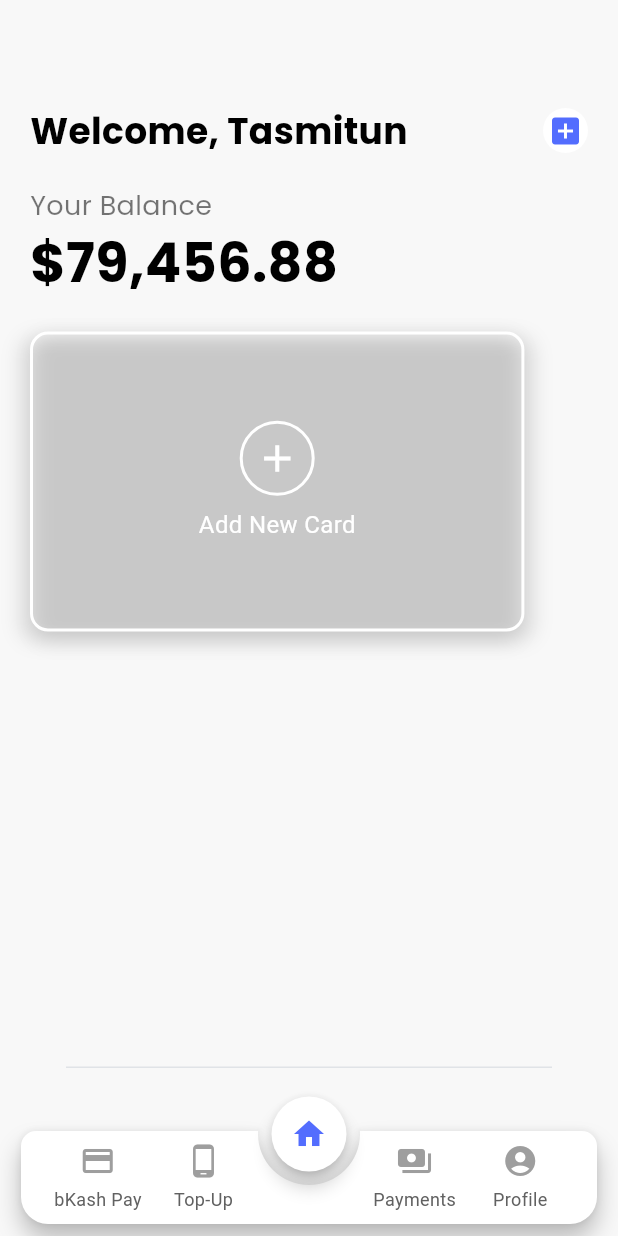
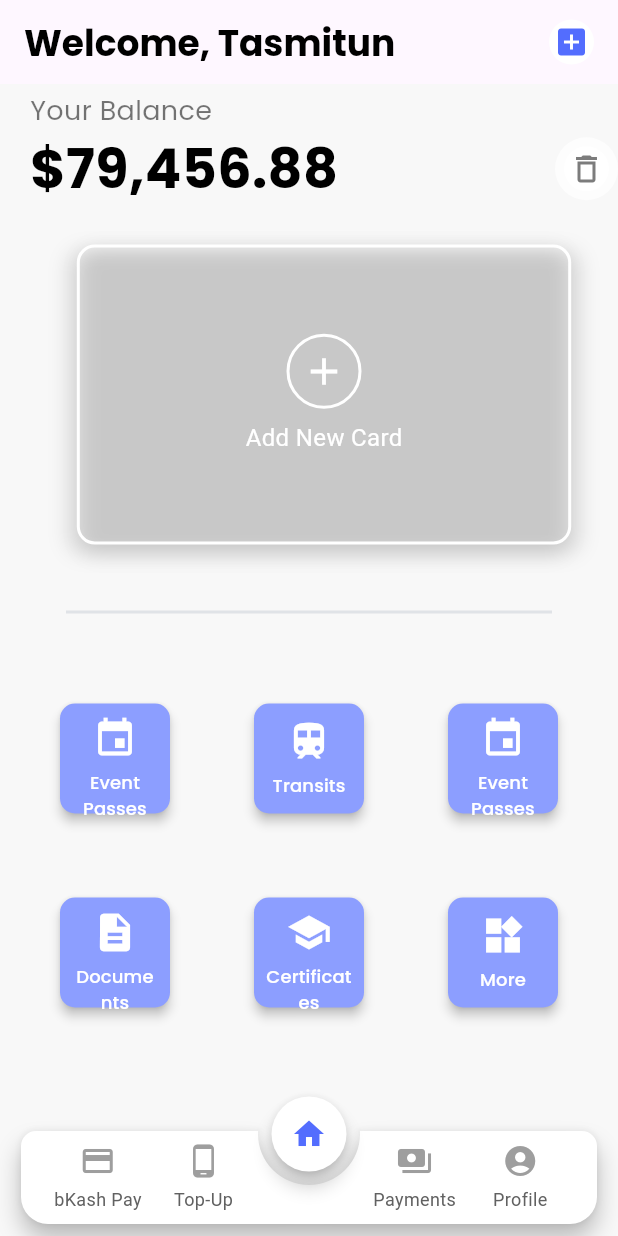
Before and after one commit to iam-ajmunna/MyPocket--A-Unified-Digital-Wallet, a Flutter app: the screen it shows after launch, on a phone screen of 412 x 824 dp. Run offline on Flutter 3.47's test engine with Material 3 defaults, Android fonts, the phone set to English and light mode, and no system bars; drawn by our look-alikes of animated_notch_bottom_bar, carousel_slider; our stand-ins replace camera, flutter_svg, google_fonts, google_sign_in, share_plus, shared_preferences; missing offline and left inert: flutter_facebook_auth, googleapis.

Commit message:
Almost Finished with the Dashboard

```diff
--- a/application files/lib/Home/WalletScreen.dart
+++ b/application files/lib/Home/WalletScreen.dart
@@ -18,7 +18,7 @@ const double pagePaddingVertical = 40.0;
 const double carouselItemMargin = 8.0;
 const double indicatorSize = 8.0;
 const double dividerHeight = 1.0;
-const double dividerThickness = 1.0;
+const double dividerThickness = 2.0;
 const double dividerIndent = 24.0;
 const double dividerEndIndent = 24.0;
 const Color dividerColor = Color(0xFFE0E3E7);
@@ -467,27 +467,9 @@ class _WalletScreenState extends State<WalletScreen> {
     final cardWidth = screenWidth * cardWidthFactor;
 
     return Scaffold(
-      extendBody: true,
-      body: PageView(
-        controller: _pageController,
-        children: <Widget>[
-          BkashPayScreen(),
-          MobileTopUpScreen(),
-          Padding(
-            padding: const EdgeInsets.symmetric(vertical: pagePaddingVertical),
-            child: Column(
-              crossAxisAlignment: CrossAxisAlignment.start,
-              children: [
-                Padding(
-                  padding: const EdgeInsets.symmetric(
-                      horizontal: pagePaddingHorizontal),
-                  child: Column(
-                    crossAxisAlignment: CrossAxisAlignment.start,
-                    children: [
-                      const SizedBox(height: 30),
-
+      appBar: AppBar(
         // Row for Welcome text and Add Button
-                      Row(
+        title: Row(
           mainAxisAlignment: MainAxisAlignment.spaceBetween,
           children: [
             Text("Welcome, " + userName,
@@ -509,15 +491,29 @@ class _WalletScreenState extends State<WalletScreen> {
             ),
           ],
         ),
-
+      ),
+      extendBody: true,
+      body: PageView(
+        controller: _pageController,
+        children: <Widget>[
+          BkashPayScreen(),
+          MobileTopUpScreen(),
+          Padding(
+            padding: const EdgeInsets.fromLTRB(0, 5, 0, 0),
+            child: Column(
+              crossAxisAlignment: CrossAxisAlignment.start,
+              children: [
+                Padding(
+                  padding: const EdgeInsets.fromLTRB(20, 0, 0, 0),
+                  child: Column(
+                    crossAxisAlignment: CrossAxisAlignment.start,
+                    children: [
 // Your Button is seperate Column
-                      const SizedBox(height: 20),
                       Text("Your Balance",
                           style: GoogleFonts.poppins(
                               fontSize: 18, color: Colors.black54)),
 
 // Row For Balance and Delete Button
-
                       Row(
                         mainAxisAlignment: MainAxisAlignment.spaceBetween,
                         children: [
@@ -527,11 +523,10 @@ class _WalletScreenState extends State<WalletScreen> {
                                   fontWeight: FontWeight.bold,
                                   color: Colors.black)),
 
-                          // Start of Delete Button
+                          // Start of Delete Button If there are Cards
                           if (cards.isNotEmpty)
                             Padding(
-                              padding: const EdgeInsets.symmetric(
-                                  horizontal: pagePaddingHorizontal),
+                              padding: const EdgeInsets.fromLTRB(0, 0, 8, 0),
                               child: Align(
                                 alignment: Alignment.centerRight,
                                 child: GestureDetector(
@@ -593,15 +588,34 @@ class _WalletScreenState extends State<WalletScreen> {
                                 ),
                               ),
                             ),
+                          //if there is no card
+                          if (cards.isEmpty)
+                            Container(
+                              padding: const EdgeInsets.all(6),
+                              decoration: BoxDecoration(
+                                shape: BoxShape.circle,
+                                color: Colors.white70,
+                              ),
+                              child: CircleAvatar(
+                                  backgroundColor: Colors.white,
+                                  radius: 15,
+                                  child: Icon(
+                                    Icons.delete_outline_outlined,
+                                    color: const Color.fromARGB(
+                                        255, 124, 124, 124),
+                                  )),
+                            ),
                         ],
                       ),
-                      const SizedBox(height: 20),
-                      _buildAddNewCardButton(),
-                      const SizedBox(height: 20),
+                      const SizedBox(height: 25),
+                      Center(child: _buildAddNewCardButton()),
+                      const SizedBox(height: 5),
                     ],
                   ),
                 ),
                 // Carousel Slider
+
+                if (cards.isNotEmpty)
                   SizedBox(
                     width: double.infinity,
                     height: cardHeight + 30,
@@ -638,7 +652,8 @@ class _WalletScreenState extends State<WalletScreen> {
                           scale: scale,
                           child: Stack(
                             children: [
-                            _buildCarouselItem(context, card, index, cardWidth),
+                              _buildCarouselItem(
+                                  context, card, index, cardWidth),
                             ],
                           ),
                         );
@@ -660,7 +675,7 @@ class _WalletScreenState extends State<WalletScreen> {
                         borderRadius: BorderRadius.circular(5),
                         color: _carouselCurrentIndex == index
                             ? Colors.blue
-                            : Colors.grey,
+                            : const Color.fromARGB(163, 155, 154, 154),
                       ),
                     );
                   }).toList(),
@@ -678,7 +693,12 @@ class _WalletScreenState extends State<WalletScreen> {
                   ),
                 ),
                 const SizedBox(height: 20),
-                // Delete Button
+                // Making the Bottom Button Grids
+
+                Container(
+                  padding: const EdgeInsets.all(40),
+                  child: buildButtonGrid(context),
+                )
               ],
             ),
           ),
@@ -735,7 +755,7 @@ class _WalletScreenState extends State<WalletScreen> {
         borderRadius: BorderRadius.circular(12),
         border: Border.all(
           color: Colors.white,
-          width: 2,
+          width: 2.5,
         ),
         boxShadow: [
           BoxShadow(
@@ -768,7 +788,7 @@ class _WalletScreenState extends State<WalletScreen> {
               const SizedBox(height: 10),
               Text(
                 "**** **** **** ${card['cardNumber']?.substring(card['cardNumber']!.length - 4) ?? "0000"}",
-                style: const TextStyle(color: Colors.white, fontSize: 22),
+                style: const TextStyle(color: Colors.white54, fontSize: 22),
               ),
               const SizedBox(height: 10),
               Text(
@@ -884,3 +904,71 @@ class MyDivider extends StatelessWidget {
     );
   }
 }
+
+Widget buildBodyButton(
+  BuildContext context, {
+  required String title,
+  required IconData icon,
+  VoidCallback? onPressed,
+}) {
+  return SizedBox(
+    width: 100, // Set a fixed width for the button.  Adjust as needed.
+    height: 100, // Set a fixed height for the button. Adjust as needed.
+    child: ElevatedButton(
+      onPressed: onPressed,
+      style: ElevatedButton.styleFrom(
+        backgroundColor: Colors.indigoAccent[100],
+        padding: const EdgeInsets.symmetric(
+            horizontal: 8, vertical: 8), // Further reduced padding
+        shape: RoundedRectangleBorder(
+          borderRadius: BorderRadius.circular(10),
+        ),
+        elevation: 3,
+      ),
+      child: Column(
+        mainAxisAlignment: MainAxisAlignment.center,
+        children: [
+          Icon(
+            icon,
+            size: 30, // Reduced icon size
+            color: Colors.white,
+          ),
+          const SizedBox(height: 6), // Reduced spacing
+          Text(
+            title,
+            style: GoogleFonts.poppins(
+              fontSize: 12, // Reduced font size
+              color: Colors.white,
+            ),
+            textAlign: TextAlign.center,
+          ),
+        ],
+      ),
+    ),
+  );
+}
+
+Widget buildButtonGrid(BuildContext context) {
+  return GridView.count(
+    crossAxisCount: 3,
+    mainAxisSpacing: 56.0, // Further reduced vertical spacing
+    crossAxisSpacing: 56.0, // Further reduced horizontal spacing
+    shrinkWrap: true,
+    physics: const NeverScrollableScrollPhysics(),
+    childAspectRatio: 1.0,
+    children: [
+      buildBodyButton(context,
+          icon: Icons.event, title: 'Event Passes', onPressed: () {}),
+      buildBodyButton(context,
+          icon: Icons.train, title: 'Transits', onPressed: () {}),
+      buildBodyButton(context,
+          icon: Icons.event, title: 'Event Passes', onPressed: () {}),
+      buildBodyButton(context,
+          icon: Icons.description, title: 'Documents', onPressed: () {}),
+      buildBodyButton(context,
+          icon: Icons.school, title: 'Certificates', onPressed: () {}),
+      buildBodyButton(context,
+          icon: Icons.widgets, title: 'More', onPressed: () {}),
+    ],
+  );
+}
```
Lines whose indentation alone changed are shown as unchanged.
